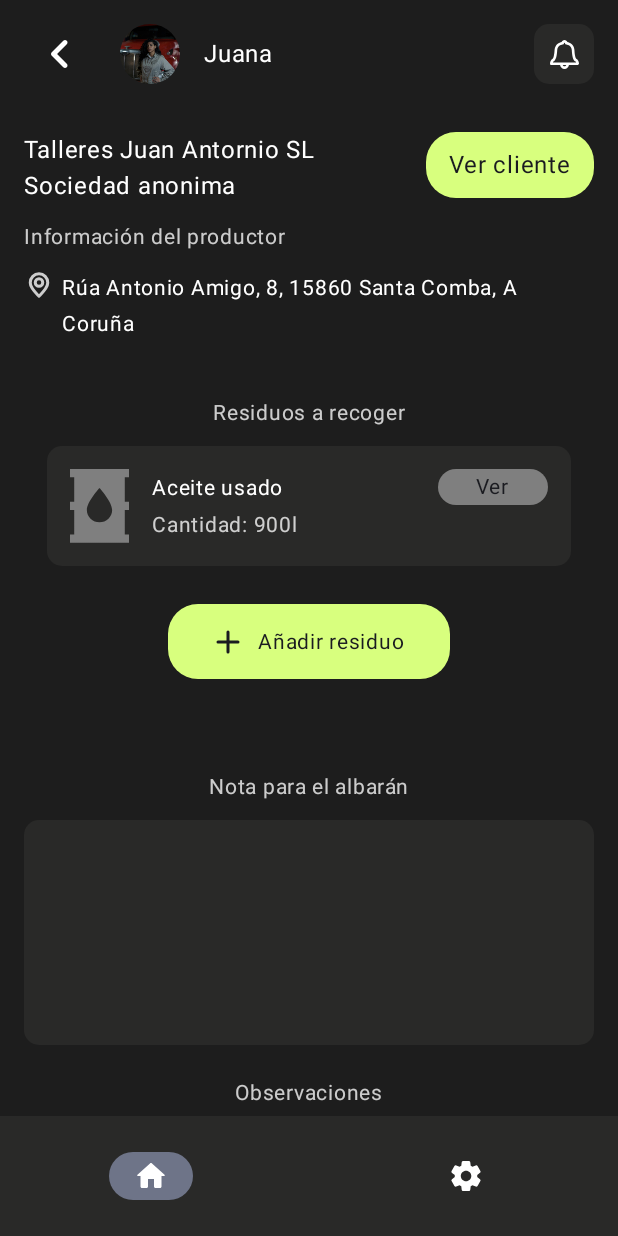
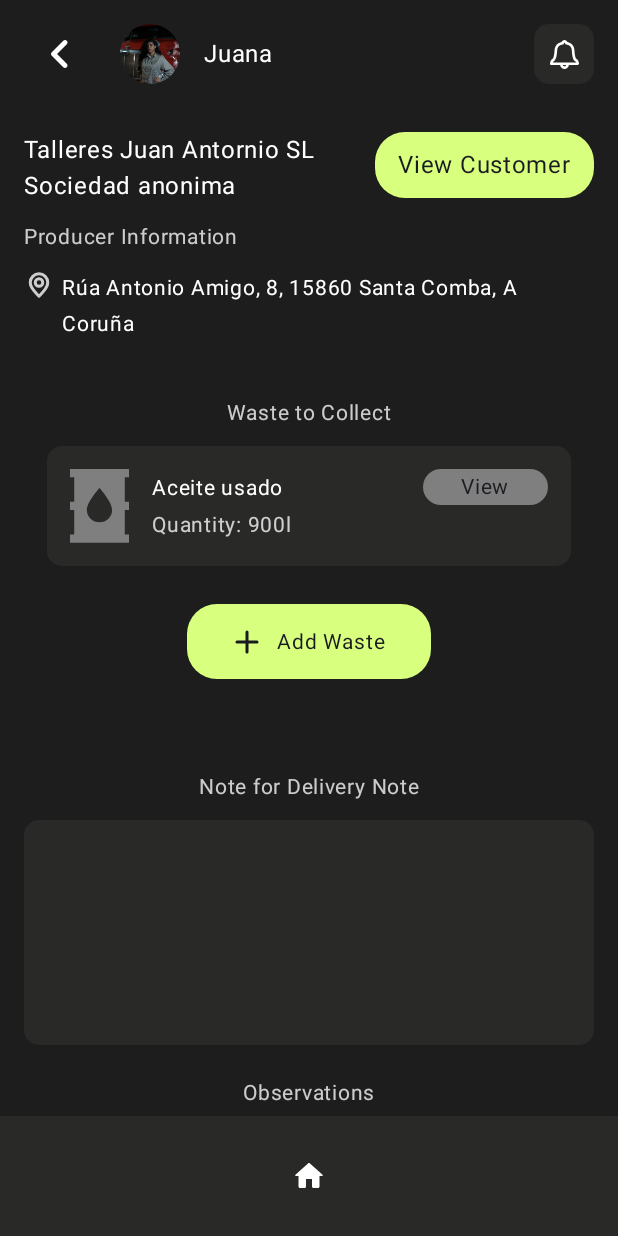
Before and after one commit to a17jorgebm/proyecto_android_gestion_residuos, an Android app built with Jetpack Compose: the RouteCollectionScreen screen opened through its navigation route, on a phone screen of 412 x 824 dp. Run offline under Robolectric (Android 15) with nearby library versions, the phone set to English and light mode, and no system bars; our stand-ins replace Room's generated code.

```diff
--- a/app/src/main/java/com/example/proyectoresiduoscompose/app/host/MainActivity.kt
+++ b/app/src/main/java/com/example/proyectoresiduoscompose/app/host/MainActivity.kt
@@ -8,7 +8,6 @@ import androidx.activity.viewModels
 import androidx.compose.foundation.layout.fillMaxSize
 import androidx.compose.material.icons.Icons
 import androidx.compose.material.icons.rounded.Home
-import androidx.compose.material.icons.rounded.Settings
 import androidx.compose.material3.MaterialTheme
 import androidx.compose.material3.Surface
 import androidx.compose.ui.Modifier
@@ -33,7 +32,7 @@ import com.example.proyectoresiduoscompose.data.entity.TruckerEntity
 import com.example.proyectoresiduoscompose.data.utils.SharedPreferencesLogin
 import com.example.proyectoresiduoscompose.presentation.ui.editResidueScreen.EditResidueScreen
 import com.example.proyectoresiduoscompose.presentation.theme.ProyectoResiduosComposeTheme
-import com.example.proyectoresiduoscompose.presentation.ui.SignatureScreen
+import com.example.proyectoresiduoscompose.presentation.ui.signatureScreen.SignatureScreen
 import com.example.proyectoresiduoscompose.presentation.ui.homeScreen.HomeScreen
 import com.example.proyectoresiduoscompose.presentation.ui.homeScreen.HomeViewModel
 import com.example.proyectoresiduoscompose.presentation.ui.routeCollectionScreen.RouteCollectionScreen
@@ -75,14 +74,14 @@ class MainActivity : ComponentActivity() {
         //uncomment this to fill database with test data
         populateDatabase()
 
+        viewmodel.executeSomething()
+
         setContent {
             ProyectoResiduosComposeTheme {
                 Surface(
                     modifier = Modifier.fillMaxSize(),
                     color = MaterialTheme.colorScheme.background
                 ) {
-                    viewmodel.executeSomething()
-
                     val navController = rememberNavController()
                     NavHost(navController=navController, startDestination = "HomeScreen"){
                         composable("HomeScreen"){
@@ -128,7 +127,7 @@ class MainActivity : ComponentActivity() {
         }else{
             //i would redirect to the login screen, but no tiempo :)
             SharedPreferencesLogin.saveUser(this,1)
-            Toast.makeText(this, "Logued in as Pepe", Toast.LENGTH_LONG).show()
+            Toast.makeText(this, "Logued in as Juana", Toast.LENGTH_LONG).show()
         }
     }
 
@@ -220,11 +219,5 @@ val bottomNavItems = listOf(
         route = "HomeScreen",
         selectedIcon = Icons.Rounded.Home,
         unselectedIcon = Icons.Rounded.Home
-    ),
-    BottomNavItem(
-        title = "Config",
-        route = "RouteDestinationsScreen",
-        selectedIcon = Icons.Rounded.Settings,
-        unselectedIcon = Icons.Rounded.Settings
     )
 )
--- a/app/src/main/java/com/example/proyectoresiduoscompose/presentation/ui/homeScreen/HomeScreen.kt
+++ b/app/src/main/java/com/example/proyectoresiduoscompose/presentation/ui/homeScreen/HomeScreen.kt
@@ -33,6 +33,7 @@ import androidx.compose.ui.draw.clip
 import androidx.compose.ui.graphics.Color
 import androidx.compose.ui.layout.ContentScale
 import androidx.compose.ui.res.painterResource
+import androidx.compose.ui.res.stringResource
 import androidx.compose.ui.text.font.Font
 import androidx.compose.ui.text.font.FontFamily
 import androidx.compose.ui.text.font.FontWeight
@@ -117,7 +118,7 @@ fun HomeScreen(
                 ) {
                 bottomNavItems.forEachIndexed{ i, item ->
                     NavigationBarItem(
-                        selected = i==selectedBottomNavItem,
+                        selected = true,//i==selectedBottomNavItem,
                         onClick = {
                             selectedBottomNavItem=i
                             navController.navigate(item.route)
@@ -166,13 +167,13 @@ fun HomeScreen(
                     verticalArrangement = Arrangement.SpaceBetween
                 ) {
                     Text(
-                        text = "Trayecto de hoy",
+                        text = stringResource(id = R.string.today_journey),
                         fontSize = 16.sp,
                         color = Color.White,
                         fontFamily = FontFamily(Font(R.font.poppins_regular, FontWeight.Light))
                     )
                     Text(
-                        text = "Ver en el mapa",
+                        text = stringResource(id = R.string.view_on_map),
                         color = Color(0xFFD8FF7E),
                         fontSize = 12.sp
                     )
@@ -180,7 +181,7 @@ fun HomeScreen(
 
                 Image(
                     painter = painterResource(id = R.drawable.ruta),
-                    contentDescription = "Imagen sección trayecto de hoy",
+                    contentDescription = stringResource(id = R.string.today_journey),
                     contentScale = ContentScale.Crop,
                     modifier = Modifier
                         .weight(0.6f)
@@ -212,20 +213,20 @@ fun HomeScreen(
                                 .fillMaxWidth()
                         ) {
                             Text(
-                                text = "Tu camión",
+                                text = stringResource(id = R.string.your_truck),
                                 fontSize = 16.sp,
                                 color = Color.Black,
                                 fontFamily = FontFamily(Font(R.font.poppins_regular, FontWeight.Light))
                             )
                             Text(
-                                text = "Ver",
+                                text = stringResource(id = R.string.view),
                                 color = Color(0xFF7F7F7F), //gris clarito
                                 fontSize = 12.sp
                             )
                         }
                         Image(
                             painter = painterResource(id = R.drawable.camion),
-                            contentDescription = "Trayectos",
+                            contentDescription = stringResource(id = R.string.your_truck),
                             modifier = Modifier
                                 .align(Alignment.BottomEnd)
                                 .height(60.dp)
@@ -250,20 +251,20 @@ fun HomeScreen(
                                 .fillMaxWidth()
                         ) {
                             Text(
-                                text = "Trayectos",
+                                text = stringResource(id = R.string.journeys),
                                 fontSize = 16.sp,
                                 color = Color.White,
                                 fontFamily = FontFamily(Font(R.font.poppins_regular, FontWeight.Light))
                             )
                             Text(
-                                text = "Ver",
+                                text = stringResource(id = R.string.view),
                                 color = Color(0xFF7F7F7F), //gris clarito
                                 fontSize = 12.sp
                             )
                         }
                         Image(
                             painter = painterResource(id = R.drawable.carretera),
-                            contentDescription = "Trayectos",
+                            contentDescription = stringResource(id = R.string.journeys),
                             modifier = Modifier
                                 .align(Alignment.BottomEnd)
                                 .height(60.dp)
--- a/app/src/main/java/com/example/proyectoresiduoscompose/presentation/ui/homeScreen/HomeViewModel.kt
+++ b/app/src/main/java/com/example/proyectoresiduoscompose/presentation/ui/homeScreen/HomeViewModel.kt
@@ -11,7 +11,8 @@ class HomeViewModel(
 
     fun executeSomething(){
         viewModelScope.launch {
-            val truck = dao.getTruckWithRoutes(1)
+            val truck = dao.getTruckWithRoutes(57)
+            println(truck)
         }
     }
 }
--- a/app/src/main/java/com/example/proyectoresiduoscompose/presentation/ui/routeCollectionScreen/RouteCollectionScreen.kt
+++ b/app/src/main/java/com/example/proyectoresiduoscompose/presentation/ui/routeCollectionScreen/RouteCollectionScreen.kt
@@ -39,6 +39,7 @@ import androidx.compose.ui.draw.clip
 import androidx.compose.ui.graphics.Color
 import androidx.compose.ui.layout.ContentScale
 import androidx.compose.ui.res.painterResource
+import androidx.compose.ui.res.stringResource
 import androidx.compose.ui.unit.dp
 import androidx.compose.ui.unit.sp
 import androidx.navigation.NavController
@@ -133,7 +134,7 @@ fun RouteCollectionScreen(
             ) {
                 bottomNavItems.forEachIndexed{ i, item ->
                     NavigationBarItem(
-                        selected = i==selectedBottomNavItem,
+                        selected = false,
                         onClick = {
                             selectedBottomNavItem=i
                             navController.navigate(item.route)
@@ -186,11 +187,11 @@ fun RouteCollectionScreen(
                             },
                         contentAlignment = Alignment.Center
                     ){
-                        Text("Ver cliente")
+                        Text(stringResource(id = R.string.view_customer))
                     }
                 }
                 Text(
-                    text = "Información del productor",
+                    text = stringResource(id = R.string.producer_information),
                     fontSize = 14.sp,
                     color = Color(0xC6FFFFFF)
                 )
@@ -218,7 +219,7 @@ fun RouteCollectionScreen(
                     .padding(15.dp,15.dp,15.dp,40.dp)
             ) {
                 Text(
-                    text = "Residuos a recoger",
+                    text = stringResource(id = R.string.waste_to_collect),
                     fontSize = 14.sp,
                     color = Color(0xC6FFFFFF),
                     modifier = Modifier
@@ -259,7 +260,7 @@ fun RouteCollectionScreen(
                                 color = Color.White
                             )
                             Text(
-                                text = "Cantidad: 900l",
+                                text = "${stringResource(id = R.string.quantity)}: 900l",
                                 fontSize = 14.sp,
                                 color = Color(0xC6FFFFFF)
                             )
@@ -274,7 +275,7 @@ fun RouteCollectionScreen(
                             contentAlignment = Alignment.Center
                         ){
                             Text(
-                                text = "Ver",
+                                text = stringResource(id = R.string.view),
                                 fontSize = 14.sp
                             )
                         }
@@ -301,7 +302,7 @@ fun RouteCollectionScreen(
                             .padding(0.dp,0.dp,10.dp,0.dp)
                     )
                     Text(
-                        text = "Añadir residuo",
+                        text = stringResource(id = R.string.add_waste),
                         fontSize = 14.sp
                     )
                 }
@@ -314,7 +315,7 @@ fun RouteCollectionScreen(
                 horizontalAlignment = Alignment.CenterHorizontally
             ) {
                 Text(
-                    text = "Nota para el albarán",
+                    text = stringResource(id = R.string.note_for_delivery_note),
                     fontSize = 14.sp,
                     color = Color(0xC6FFFFFF)
                 )
@@ -342,7 +343,7 @@ fun RouteCollectionScreen(
                 horizontalAlignment = Alignment.CenterHorizontally
             ) {
                 Text(
-                    text = "Observaciones",
+                    text = stringResource(id = R.string.observations),
                     fontSize = 14.sp,
                     color = Color(0xC6FFFFFF)
                 )
@@ -357,8 +358,9 @@ fun RouteCollectionScreen(
                         .clip(RoundedCornerShape(10.dp))
                         .background(Color(0xFF292928))
                         .fillMaxWidth()
-                        .height(150.dp),
-                    textStyle = LocalTextStyle.current.copy(color = Color.White),
+                        .height(150.dp)
+                        .padding(10.dp),
+                    textStyle = LocalTextStyle.current.copy(color = Color.White)
                 )
             }
 
@@ -370,7 +372,7 @@ fun RouteCollectionScreen(
                 verticalArrangement = Arrangement.spacedBy(10.dp)
             ) {
                 Text(
-                    text = "Fotografías",
+                    text = stringResource(id = R.string.photos),
                     fontSize = 14.sp,
                     color = Color(0xC6FFFFFF)
                 )
@@ -403,7 +405,7 @@ fun RouteCollectionScreen(
                                 .padding(0.dp, 0.dp, 15.dp, 0.dp)
                         )
                         Text(
-                            text = "Añadir fotografía"
+                            text = stringResource(id = R.string.add_photo)
                         )
                     }
                     //ver fotos
@@ -418,7 +420,7 @@ fun RouteCollectionScreen(
                     ){
                         Icon(
                             painter = painterResource(id = R.drawable.gallery),
-                            contentDescription = "Galeria",
+                            contentDescription = stringResource(R.string.gallery),
                             modifier = Modifier
                                 .height(40.dp)
                                 .aspectRatio(1f)
@@ -437,7 +439,7 @@ fun RouteCollectionScreen(
                 verticalArrangement = Arrangement.spacedBy(10.dp)
             ) {
                 Text(
-                    text = "Estado",
+                    text = stringResource(id = R.string.status),
                     fontSize = 14.sp,
                     color = Color(0xC6FFFFFF)
                 )
@@ -454,6 +456,9 @@ fun RouteCollectionScreen(
                             .weight(1f)
                             .clip(RoundedCornerShape(10.dp))
                             .background(Color(0xFFF0625C))
+                            .clickable {
+                                navController.popBackStack()
+                            }
                     ) {
                         Icon(
                             painter = painterResource(id = R.drawable.cancel),
@@ -464,7 +469,7 @@ fun RouteCollectionScreen(
                                 .padding(0.dp, 0.dp, 15.dp, 0.dp)
                         )
                         Text(
-                            text = "No recogido",
+                            text = stringResource(id = R.string.not_collected),
                         )
                     }
                     Row(
@@ -474,6 +479,9 @@ fun RouteCollectionScreen(
                             .weight(1f)
                             .clip(RoundedCornerShape(10.dp))
                             .background(Color(0xFF1F515D))
+                            .clickable {
+                                navController.popBackStack()
+                            }
                     ) {
                         Icon(
                             painter = painterResource(id = R.drawable.person_check),
@@ -484,7 +492,7 @@ fun RouteCollectionScreen(
                                 .padding(0.dp, 0.dp, 15.dp, 0.dp)
                         )
                         Text(
-                            text = "Completar",
+                            text = stringResource(id = R.string.complete),
                         )
                     }
                 }
@@ -509,7 +517,7 @@ fun RouteCollectionScreen(
                             .padding(0.dp, 0.dp, 15.dp, 0.dp)
                     )
                     Text(
-                        text = "Firmar",
+                        text = stringResource(id = R.string.sign),
                     )
                 }
             }
--- a/app/src/main/res/values/strings.xml
+++ b/app/src/main/res/values/strings.xml
@@ -1,3 +1,35 @@
 <resources>
-    <string name="app_name">ProyectoResiduosCompose</string>
+    <string name="app_name">WasteProjectCompose</string>
+
+    <string name="today_journey">Today\'s Journey</string>
+    <string name="view_on_map">View on Map</string>
+    <string name="your_truck">Your Truck</string>
+    <string name="view">View</string>
+    <string name="journeys">Journeys</string>
+    <string name="workshop">Workshop</string>
+    <string name="customers">Customers</string>
+    <string name="view_customer">View Customer</string>
+    <string name="producer_information">Producer Information</string>
+    <string name="waste_to_collect">Waste to Collect</string>
+    <string name="quantity">Quantity</string>
+    <string name="add_waste">Add Waste</string>
+    <string name="note_for_delivery_note">Note for Delivery Note</string>
+    <string name="observations">Observations</string>
+    <string name="photos">Photos</string>
+    <string name="add_photo">Add Photo</string>
+    <string name="gallery">Gallery</string>
+    <string name="status">Status</string>
+    <string name="not_collected">Not Collected</string>
+    <string name="complete">Complete</string>
+    <string name="sign">Sign</string>
+    <string name="waste_information">Waste Information</string>
+    <string name="weight">Weight</string>
+    <string name="packages">Packages</string>
+    <string name="container">Container</string>
+    <string name="number_of_containers">Number of Containers</string>
+    <string name="collected">Collected</string>
+    <string name="save">Save</string>
+    <string name="ready">Ready</string>
+    <string name="signature">Signature</string>
+    <string name="cancel">Cancel</string>
 </resources>
```
Also changed, not shown: app/src/main/java/com/example/proyectoresiduoscompose/presentation/ui/editResidueScreen/EditResidueScreen.kt (+23 -30 lines), app/src/main/java/com/example/proyectoresiduoscompose/presentation/ui/routeInfoScreen/RouteInfoScreen.kt (+26 -97 lines), app/src/main/java/com/example/proyectoresiduoscompose/presentation/ui/signatureScreen/SignatureScreen.kt (renamed from app/src/main/java/com/example/proyectoresiduoscompose/presentation/ui/SignatureScreen.kt, +9 -9 lines), 1 other file.
